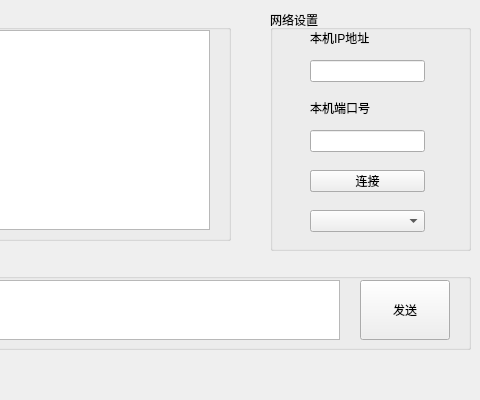
Before: the Qt Designer form Demo/Server/MainWindow.ui in DoubleQ0726/Daily-Demo, drawn with Qt 5; both pictures show x 220 to 700 and y 0 to 400 of the 700 by 400 pixel window.
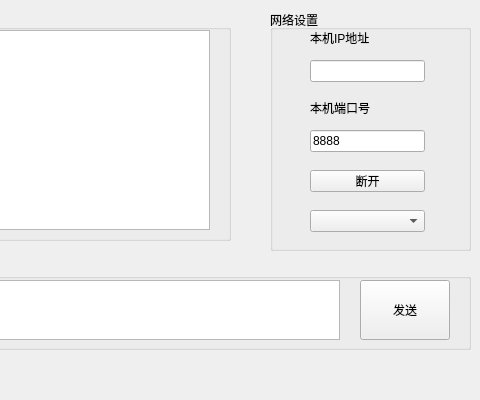
After: the same form once the commit is applied.

Patch:
```diff
--- a/Demo/Server/MainWindow.ui
+++ b/Demo/Server/MainWindow.ui
@@ -35,6 +35,9 @@
      <height>22</height>
     </rect>
    </property>
+   <property name="text">
+    <string>8888</string>
+   </property>
   </widget>
   <widget class="QGroupBox" name="groupBox_3">
    <property name="geometry">
@@ -154,19 +157,6 @@
     <string>本机端口号</string>
    </property>
   </widget>
-  <widget class="QPushButton" name="pushButton_connect">
-   <property name="geometry">
-    <rect>
-     <x>530</x>
-     <y>170</y>
-     <width>115</width>
-     <height>22</height>
-    </rect>
-   </property>
-   <property name="text">
-    <string>连接</string>
-   </property>
-  </widget>
   <zorder>groupBox_3</zorder>
   <zorder>groupBox</zorder>
   <zorder>pushButton_send</zorder>
```
Left out of the diff: 1 changed line with no effect on the pictures.
